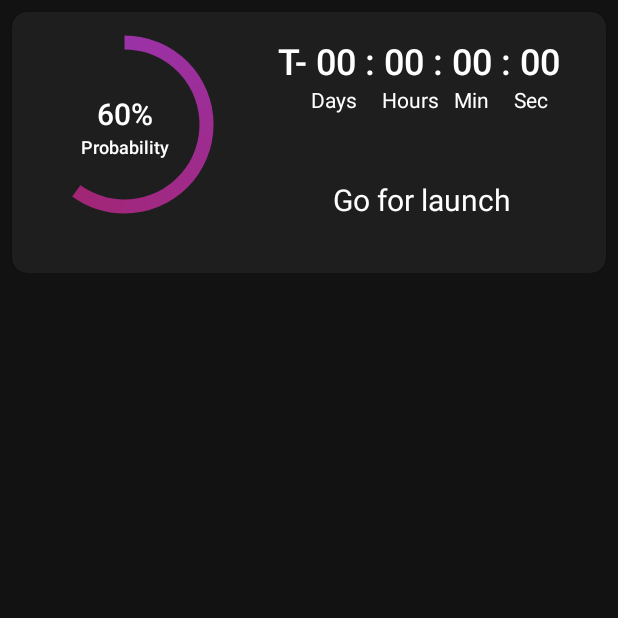
After one commit to JayExtra/SpaceFlightApp, an Android app: the LaunchDetailsFragment screen opened through its navigation route, on a phone screen of 412 x 824 dp, the top half of it. The commit adds this screen. Run offline under Robolectric (Android 15) with nearby library versions, the phone set to English and light mode, and no system bars; our stand-ins replace Dagger/Hilt's generated code, paging; pictures from the network do not load; 1 statement that could not run was skipped.

Commit message:
toolbar config set. Details frag for launch design started.

```diff
--- a/app/src/main/java/com/dev/james/launchlibraryapi/features/ui/HomeFragment.kt
+++ b/app/src/main/java/com/dev/james/launchlibraryapi/features/ui/HomeFragment.kt
@@ -4,12 +4,15 @@ import android.os.Bundle
 import android.view.LayoutInflater
 import android.view.View
 import android.view.ViewGroup
+import android.widget.Toast
 import androidx.appcompat.app.AppCompatActivity
 import androidx.appcompat.widget.Toolbar
 import androidx.fragment.app.Fragment
+import androidx.fragment.app.viewModels
 import com.dev.james.launchlibraryapi.R
 import com.dev.james.launchlibraryapi.databinding.FragmentHomeBinding
 import com.dev.james.launchlibraryapi.features.adapters.ViewPagerAdapter
+import com.dev.james.launchlibraryapi.features.viewmodels.LaunchListViewModel
 import com.google.android.material.tabs.TabLayoutMediator
 import dagger.hilt.android.AndroidEntryPoint
 
@@ -17,16 +20,14 @@ import dagger.hilt.android.AndroidEntryPoint
 @AndroidEntryPoint
 class HomeFragment : Fragment(R.layout.fragment_home) {
 
-    private var _binding : FragmentHomeBinding? = null
-    private val binding get() = _binding!!
-    override fun onCreateView(
-        inflater: LayoutInflater,
-        container: ViewGroup?,
-        savedInstanceState: Bundle?
-    ): View {
-        _binding = FragmentHomeBinding.inflate(inflater , container , false)
+    private lateinit var binding : FragmentHomeBinding
+    private val viewModel : LaunchListViewModel by viewModels()
+    override fun onViewCreated(view: View, savedInstanceState: Bundle?) {
+        super.onViewCreated(view, savedInstanceState)
+        binding = FragmentHomeBinding.bind(view)
 
         setUpToolbar()
+
 
         val fragmentList = arrayListOf<Fragment>(
             UpcomingFragment(),
@@ -50,8 +51,10 @@ class HomeFragment : Fragment(R.layout.fragment_home) {
                 }
             }.attach()
         }
-        return binding.root
     }
+
+
+
 
     private fun setUpToolbar() {
         val toolbar = binding.homeToolbar as Toolbar
@@ -61,9 +64,4 @@ class HomeFragment : Fragment(R.layout.fragment_home) {
 
     }
 
-    override fun onDestroy() {
-        super.onDestroy()
-        _binding = null
-    }
-
 }
--- /dev/null
+++ b/app/src/main/java/com/dev/james/launchlibraryapi/features/ui/LaunchDetailsFragment.kt
@@ -0,0 +1,42 @@
+package com.dev.james.launchlibraryapi.features.ui
+
+import android.os.Bundle
+import android.view.View
+import androidx.appcompat.app.AppCompatActivity
+import androidx.appcompat.widget.Toolbar
+import androidx.fragment.app.Fragment
+import androidx.navigation.findNavController
+import com.dev.james.launchlibraryapi.R
+import com.dev.james.launchlibraryapi.databinding.LaunchDetailsBinding
+import dagger.hilt.android.AndroidEntryPoint
+
+@AndroidEntryPoint
+class LaunchDetailsFragment : Fragment(R.layout.launch_details) {
+
+    private lateinit var binding : LaunchDetailsBinding
+    override fun onViewCreated(view: View, savedInstanceState: Bundle?) {
+        super.onViewCreated(view, savedInstanceState)
+        binding = LaunchDetailsBinding.bind(view)
+
+        //setUpToolbar()
+
+    }
+
+    /**
+
+    private fun setUpToolbar() {
+        val toolbar = binding.launchDetailsToolbar as Toolbar
+        toolbar.elevation = 0.0F
+        (activity as AppCompatActivity).setSupportActionBar(toolbar)
+        (activity as AppCompatActivity).supportActionBar!!.title = "Launch slug"
+        (activity as AppCompatActivity).supportActionBar!!.setDisplayHomeAsUpEnabled(true)
+        (activity as AppCompatActivity).supportActionBar!!.setHomeButtonEnabled(true)
+
+        toolbar.setNavigationOnClickListener {
+            binding.root.findNavController().popBackStack()
+        }
+
+    }
+
+    **/
+}
--- a/app/src/main/java/com/dev/james/launchlibraryapi/features/ui/PreviousFragment.kt
+++ b/app/src/main/java/com/dev/james/launchlibraryapi/features/ui/PreviousFragment.kt
@@ -2,13 +2,14 @@ package com.dev.james.launchlibraryapi.features.ui
 
 import android.os.Bundle
 import android.util.Log
-import android.view.LayoutInflater
 import android.view.View
-import android.view.ViewGroup
+import androidx.core.view.isInvisible
 import androidx.core.view.isVisible
 import androidx.fragment.app.Fragment
-import androidx.fragment.app.activityViewModels
+import androidx.fragment.app.viewModels
 import androidx.lifecycle.lifecycleScope
+import androidx.navigation.findNavController
+import androidx.navigation.fragment.findNavController
 import androidx.paging.LoadState
 import androidx.recyclerview.widget.LinearLayoutManager
 import com.dev.james.launchlibraryapi.R
@@ -16,34 +17,44 @@ import com.dev.james.launchlibraryapi.databinding.FragmentPreviousLaunchesBindin
 import com.dev.james.launchlibraryapi.features.adapters.FooterLoadStateAdapter
 import com.dev.james.launchlibraryapi.features.adapters.LaunchListAdapter
 import com.dev.james.launchlibraryapi.features.viewmodels.LaunchListViewModel
+import com.google.android.material.snackbar.Snackbar
 import dagger.hilt.android.AndroidEntryPoint
+import kotlinx.coroutines.Job
 import kotlinx.coroutines.flow.collectLatest
 import kotlinx.coroutines.launch
 
 
 @AndroidEntryPoint
 class PreviousFragment : Fragment(R.layout.fragment_previous_launches) {
-    private val viewModel : LaunchListViewModel by activityViewModels()
-    private var _binding : FragmentPreviousLaunchesBinding? = null
-    private val binding get() = _binding
-    private val launchListAdapter = LaunchListAdapter()
-    private val TAG ="previousFragment"
-    override fun onCreateView(
-        inflater: LayoutInflater,
-        container: ViewGroup?,
-        savedInstanceState: Bundle?
-    ): View? {
-        _binding = FragmentPreviousLaunchesBinding.inflate(layoutInflater , container , false)
-        getLaunchList()
-        setUpAdapter()
-        setUpRecyclerView()
-
-        return binding?.root
-
+    private val viewModel : LaunchListViewModel by viewModels()
+    private lateinit var binding : FragmentPreviousLaunchesBinding
+    private val launchListAdapter = LaunchListAdapter { status , b  ->
+        showSnackBar(status)
+        navigate(b)
     }
 
-    private fun setUpRecyclerView() {
-        binding?.apply {
+    private fun navigate(b: Boolean) {
+        if(b){
+            binding.root.findNavController().navigate(
+                R.id.action_homeFragment_to_launchDetailsFragment2
+            )
+        }
+    }
+
+    private val TAG ="PreviousFragment"
+    private var hasLoadedData : Boolean = false
+    private var submitEmptyList : Boolean = true
+    private var job : Job? = null
+    override fun onViewCreated(view: View, savedInstanceState: Bundle?) {
+        super.onViewCreated(view, savedInstanceState)
+        binding = FragmentPreviousLaunchesBinding.bind(view)
+        setUpAdapter()
+    }
+
+
+    private fun setUpAdapter() {
+
+        binding.apply {
             previousRv.apply {
                 adapter = launchListAdapter.withLoadStateFooter(
                     footer = FooterLoadStateAdapter{retry()}
@@ -52,18 +63,22 @@ class PreviousFragment : Fragment(R.layout.fragment_previous_launches) {
                 setHasFixedSize(true)
             }
         }
-    }
 
-    private fun setUpAdapter() {
+        if(!hasLoadedData) getLaunchList() ; hasLoadedData = true
+
 
         launchListAdapter.addLoadStateListener { loadState ->
             if (loadState.refresh is LoadState.Loading && launchListAdapter.snapshot().isEmpty()
             ) {
-                binding?.progressPrevious?.isVisible = true
+                binding.progressPrevious.isVisible = true
+                binding.netImageError.isInvisible = true
+                binding.errorTxt.isInvisible = true
 
             } else {
 
-                binding?.progressPrevious?.isVisible = false
+                binding.progressPrevious.isVisible = false
+                binding.netImageError.isInvisible = true
+                binding.errorTxt.isInvisible = true
 
                 //if there is error a textview will show the error encountered.
 
@@ -77,12 +92,16 @@ class PreviousFragment : Fragment(R.layout.fragment_previous_launches) {
                 if (launchListAdapter.snapshot().isEmpty()) {
                     error?.let {
                         Log.d(TAG, "setUpAdapter: ${it.toString()}")
-                        binding?.errorTxt?.visibility = View.VISIBLE
-                        binding?.errorTxt?.text = it.toString()
-                        binding?.netImageError?.visibility = View.VISIBLE
-                        binding?.prevRetryButton?.visibility = View.VISIBLE
-                        binding?.prevRetryButton?.setOnClickListener {
+                        binding.errorTxt.visibility = View.VISIBLE
+                        binding.errorTxt.text = it.toString()
+                        binding.netImageError.visibility = View.VISIBLE
+                        binding.prevRetryButton.visibility = View.VISIBLE
+                        binding.prevRetryButton.setOnClickListener {
                             launchListAdapter.retry()
+                            binding.netImageError.isInvisible = true
+                            binding.errorTxt.isInvisible = true
+                            binding.prevRetryButton.isInvisible = true
+
                         }
                     }
 
@@ -94,20 +113,19 @@ class PreviousFragment : Fragment(R.layout.fragment_previous_launches) {
     }
 
     private fun getLaunchList() {
-        lifecycleScope.launch {
-            viewModel.getLaunches(0).collectLatest {
-                launchListAdapter.submitData(it)
+            viewLifecycleOwner.lifecycleScope.launch {
+                viewModel.launchListPrevious.collectLatest {
+                    launchListAdapter.submitData(it)
+                    hasLoadedData = true
+                }
             }
-        }
     }
 
     private fun retry() {
         launchListAdapter.retry()
     }
 
-    override fun onDestroy() {
-        super.onDestroy()
-        _binding = null
+    private fun showSnackBar(message : String?){
+        message?.let { Snackbar.make(binding.root , it, Snackbar.LENGTH_SHORT).show() }
     }
-
 }
--- a/app/src/main/java/com/dev/james/launchlibraryapi/features/ui/UpcomingFragment.kt
+++ b/app/src/main/java/com/dev/james/launchlibraryapi/features/ui/UpcomingFragment.kt
@@ -1,13 +1,14 @@
 package com.dev.james.launchlibraryapi.features.ui
 
 import android.os.Bundle
-import android.view.LayoutInflater
 import android.view.View
-import android.view.ViewGroup
+import androidx.core.view.isInvisible
 import androidx.core.view.isVisible
 import androidx.fragment.app.Fragment
-import androidx.fragment.app.activityViewModels
+import androidx.fragment.app.viewModels
 import androidx.lifecycle.lifecycleScope
+import androidx.navigation.findNavController
+import androidx.navigation.fragment.findNavController
 import androidx.paging.LoadState
 import androidx.recyclerview.widget.LinearLayoutManager
 import com.dev.james.launchlibraryapi.R
@@ -15,33 +16,50 @@ import com.dev.james.launchlibraryapi.databinding.FragmentUpcomingLaunchesBindin
 import com.dev.james.launchlibraryapi.features.adapters.FooterLoadStateAdapter
 import com.dev.james.launchlibraryapi.features.adapters.LaunchListAdapter
 import com.dev.james.launchlibraryapi.features.viewmodels.LaunchListViewModel
+import com.google.android.material.snackbar.Snackbar
 import dagger.hilt.android.AndroidEntryPoint
+import kotlinx.coroutines.Job
 import kotlinx.coroutines.flow.collectLatest
 import kotlinx.coroutines.launch
 
 
 @AndroidEntryPoint
 class UpcomingFragment : Fragment(R.layout.fragment_upcoming_launches) {
-    private val viewModel : LaunchListViewModel by activityViewModels()
-    private var _binding : FragmentUpcomingLaunchesBinding? = null
-    private val binding get() = _binding
-    private val launchListAdapter = LaunchListAdapter()
+    private val viewModel : LaunchListViewModel by viewModels()
+    private lateinit var binding : FragmentUpcomingLaunchesBinding
+    private val launchListAdapter = LaunchListAdapter{ message , b ->
+        showSnackbar(message)
+        navigate(b)
 
-    override fun onCreateView(
-        inflater: LayoutInflater,
-        container: ViewGroup?,
-        savedInstanceState: Bundle?
-    ): View? {
-        _binding = FragmentUpcomingLaunchesBinding.inflate(layoutInflater , container , false)
-        getLaunchList()
+    }
+
+    private fun navigate(b: Boolean) {
+        if (b){
+            binding.root.findNavController().navigate(R.id.action_homeFragment_to_launchDetailsFragment2)
+        }
+    }
+
+    private fun showSnackbar(s: String?) {
+        s?.let { Snackbar.make(binding.root , it, Snackbar.LENGTH_SHORT).show() }
+    }
+
+    private var hasLoadedData = false
+    private var job : Job? = null
+
+    override fun onViewCreated(view: View, savedInstanceState: Bundle?) {
+        super.onViewCreated(view, savedInstanceState)
+        binding = FragmentUpcomingLaunchesBinding.bind(view)
+
         setUpAdapter()
         setUpRecyclerView()
-        return binding?.root
     }
 
-
+    override fun onResume() {
+        super.onResume()
+        getLaunchList()
+    }
     private fun setUpRecyclerView() {
-        binding?.apply {
+        binding.apply {
             upcomingRv.apply {
                 adapter = launchListAdapter.withLoadStateFooter(
                     footer = FooterLoadStateAdapter{retry()}
@@ -57,11 +75,15 @@ class UpcomingFragment : Fragment(R.layout.fragment_upcoming_launches) {
         launchListAdapter.addLoadStateListener { loadState ->
             if (loadState.refresh is LoadState.Loading && launchListAdapter.snapshot().isEmpty()
             ) {
-                binding?.progressBarUp?.isVisible = true
+                binding.progressBarUp.isVisible = true
+                binding.imageView.isInvisible = true
+                binding.errorUpcTxt.isInvisible = true
 
             } else {
 
-                binding?.progressBarUp?.isVisible = false
+                binding.progressBarUp.isVisible = false
+                binding.imageView.isInvisible = true
+                binding.errorUpcTxt.isInvisible = true
 
                 //if there is error a textview will show the error encountered.
 
@@ -74,11 +96,14 @@ class UpcomingFragment : Fragment(R.layout.fragment_upcoming_launches) {
                 }
                 if (launchListAdapter.snapshot().isEmpty()) {
                     error?.let {
-                        binding?.errorUpcTxt?.visibility = View.VISIBLE
-                        binding?.imageView?.visibility = View.VISIBLE
-                        binding?.buttonUpRetry?.visibility = View.VISIBLE
-                        binding?.buttonUpRetry?.setOnClickListener {
+                        binding.errorUpcTxt.visibility = View.VISIBLE
+                        binding.imageView.visibility = View.VISIBLE
+                        binding.buttonUpRetry.visibility = View.VISIBLE
+                        binding.buttonUpRetry.setOnClickListener {
                             launchListAdapter.retry()
+                            binding.imageView.isInvisible = true
+                            binding.errorUpcTxt.isInvisible = true
+                            binding.buttonUpRetry.isInvisible = true
                         }
                     }
 
@@ -89,10 +114,12 @@ class UpcomingFragment : Fragment(R.layout.fragment_upcoming_launches) {
 
     }
 
+
     private fun getLaunchList() {
         lifecycleScope.launch {
-            viewModel.getLaunches(1).collectLatest {
+            viewModel.launchListUpcoming.collectLatest {
                 launchListAdapter.submitData(it)
+                hasLoadedData = true
             }
         }
     }
@@ -101,10 +128,4 @@ class UpcomingFragment : Fragment(R.layout.fragment_upcoming_launches) {
         launchListAdapter.retry()
     }
 
-
-    override fun onDestroy() {
-        super.onDestroy()
-        _binding = null
-    }
-
 }
--- /dev/null
+++ b/app/src/main/res/drawable/circle_progress.xml
@@ -0,0 +1,26 @@
+<?xml version="1.0" encoding="utf-8"?>
+<layer-list xmlns:android="http://schemas.android.com/apk/res/android">
+    <item>
+        <shape
+            android:shape="ring"
+            android:thicknessRatio="16"
+            android:useLevel="false">
+            <solid android:color="@color/nimbus_black" />
+        </shape>
+    </item>
+    <item>
+        <rotate
+            android:fromDegrees="270"
+            android:toDegrees="270">
+            <shape
+                android:shape="ring"
+                android:thicknessRatio="16"
+                android:useLevel="true">
+                <gradient
+                    android:endColor="@color/ending_progress_color"
+                    android:startColor="@color/starting_progress_color"
+                    android:type="sweep" />
+            </shape>
+        </rotate>
+    </item>
+</layer-list>
--- /dev/null
+++ b/app/src/main/res/drawable/ic_baseline_help.xml
@@ -0,0 +1,5 @@
+<vector android:autoMirrored="true" android:height="24dp"
+    android:tint="#FFFFFF" android:viewportHeight="24"
+    android:viewportWidth="24" android:width="24dp" xmlns:android="http://schemas.android.com/apk/res/android">
+    <path android:fillColor="@android:color/white" android:pathData="M12,2C6.48,2 2,6.48 2,12s4.48,10 10,10 10,-4.48 10,-10S17.52,2 12,2zM13,19h-2v-2h2v2zM15.07,11.25l-0.9,0.92C13.45,12.9 13,13.5 13,15h-2v-0.5c0,-1.1 0.45,-2.1 1.17,-2.83l1.24,-1.26c0.37,-0.36 0.59,-0.86 0.59,-1.41 0,-1.1 -0.9,-2 -2,-2s-2,0.9 -2,2L8,9c0,-2.21 1.79,-4 4,-4s4,1.79 4,4c0,0.88 -0.36,1.68 -0.93,2.25z"/>
+</vector>
--- /dev/null
+++ b/app/src/main/res/layout/launch_details.xml
@@ -0,0 +1,120 @@
+<?xml version="1.0" encoding="utf-8"?>
+<androidx.coordinatorlayout.widget.CoordinatorLayout xmlns:android="http://schemas.android.com/apk/res/android"
+    xmlns:app="http://schemas.android.com/apk/res-auto"
+    xmlns:tools="http://schemas.android.com/tools"
+    android:layout_width="match_parent"
+    android:layout_height="match_parent"
+    tools:context=".features.ui.LaunchDetailsFragment">
+
+    <androidx.core.widget.NestedScrollView
+        android:layout_width="match_parent"
+        android:layout_height="match_parent"
+        tools:ignore="SpeakableTextPresentCheck">
+
+        <androidx.constraintlayout.widget.ConstraintLayout
+            android:layout_width="match_parent"
+            android:layout_height="wrap_content">
+
+            <androidx.cardview.widget.CardView
+                android:layout_width="match_parent"
+                android:layout_height="wrap_content"
+                android:layout_marginStart="8dp"
+                android:layout_marginTop="8dp"
+                android:layout_marginEnd="8dp"
+                app:cardBackgroundColor="@color/nimbus_black"
+                app:cardCornerRadius="10dp"
+                app:layout_constraintEnd_toEndOf="parent"
+                app:layout_constraintStart_toStartOf="parent"
+                app:layout_constraintTop_toTopOf="parent">
+
+                <androidx.constraintlayout.widget.ConstraintLayout
+                    android:layout_width="match_parent"
+                    android:layout_height="wrap_content">
+
+                    <ProgressBar
+                        android:id="@+id/probabilityBar"
+                        style="?android:attr/progressBarStyle"
+                        android:layout_width="150dp"
+                        android:layout_height="150dp"
+                        android:layout_marginBottom="24dp"
+                        android:indeterminateOnly="false"
+                        android:progress="60"
+                        android:progressDrawable="@drawable/circle_progress"
+                        app:layout_constraintBottom_toBottomOf="parent"
+                        app:layout_constraintStart_toStartOf="parent"
+                        app:layout_constraintTop_toTopOf="parent" />
+
+                    <TextView
+                        android:id="@+id/percentageText"
+                        android:layout_width="wrap_content"
+                        android:layout_height="wrap_content"
+                        android:fontFamily="sans-serif-medium"
+                        android:text="60%"
+                        android:textColor="@color/white"
+                        android:textSize="20sp"
+                        app:layout_constraintBottom_toBottomOf="@+id/probabilityBar"
+                        app:layout_constraintEnd_toEndOf="@+id/probabilityBar"
+                        app:layout_constraintStart_toStartOf="@+id/probabilityBar"
+                        app:layout_constraintTop_toTopOf="@+id/probabilityBar"
+                        app:layout_constraintVertical_bias="0.44" />
+
+                    <TextView
+                        android:id="@+id/textView2"
+                        android:layout_width="wrap_content"
+                        android:layout_height="wrap_content"
+                        android:fontFamily="sans-serif-medium"
+                        android:text="Probability"
+                        android:textColor="@color/white"
+                        android:textSize="12sp"
+                        app:layout_constraintEnd_toEndOf="@+id/percentageText"
+                        app:layout_constraintStart_toStartOf="@+id/percentageText"
+                        app:layout_constraintTop_toBottomOf="@+id/percentageText" />
+
+                    <TextView
+                        android:id="@+id/countDownTv"
+                        android:layout_width="197dp"
+                        android:layout_height="wrap_content"
+                        android:layout_marginTop="16dp"
+                        android:fontFamily="sans-serif-medium"
+                        android:text="@string/t_timer"
+                        android:textAlignment="center"
+                        android:textColor="@color/white"
+                        android:textSize="24sp"
+                        app:layout_constraintEnd_toEndOf="parent"
+                        app:layout_constraintHorizontal_bias="0.468"
+                        app:layout_constraintStart_toEndOf="@+id/probabilityBar"
+                        app:layout_constraintTop_toTopOf="parent" />
+
+                    <TextView
+                        android:id="@+id/daysHrsTxt"
+                        android:layout_width="wrap_content"
+                        android:layout_height="wrap_content"
+                        android:text="        Days     Hours   Min     Sec "
+                        android:textColor="@color/white"
+                        app:layout_constraintStart_toStartOf="@+id/countDownTv"
+                        app:layout_constraintTop_toBottomOf="@+id/countDownTv" />
+
+                    <TextView
+                        android:id="@+id/launchStatusTv"
+                        android:layout_width="wrap_content"
+                        android:layout_height="wrap_content"
+                        android:layout_marginStart="32dp"
+                        android:layout_marginTop="32dp"
+                        android:layout_marginEnd="32dp"
+                        android:layout_marginBottom="24dp"
+                        android:text="Go for launch"
+                        android:textColor="@color/white"
+                        android:textSize="20sp"
+                        app:layout_constraintBottom_toBottomOf="parent"
+                        app:layout_constraintEnd_toEndOf="parent"
+                        app:layout_constraintStart_toEndOf="@+id/probabilityBar"
+                        app:layout_constraintTop_toBottomOf="@+id/daysHrsTxt" />
+
+                </androidx.constraintlayout.widget.ConstraintLayout>
+            </androidx.cardview.widget.CardView>
+        </androidx.constraintlayout.widget.ConstraintLayout>
+    </androidx.core.widget.NestedScrollView>
+
+
+
+</androidx.coordinatorlayout.widget.CoordinatorLayout>
--- a/app/src/main/res/navigation/nav_graph.xml
+++ b/app/src/main/res/navigation/nav_graph.xml
@@ -9,5 +9,24 @@
         android:id="@+id/homeFragment"
         android:name="com.dev.james.launchlibraryapi.features.ui.HomeFragment"
         android:label="fragment_home"
-        tools:layout="@layout/fragment_home" />
+        tools:layout="@layout/fragment_home" >
+        <action
+            android:id="@+id/action_homeFragment_to_launchDetailsFragment2"
+            app:destination="@id/launchDetailsFragment" />
+    </fragment>
+    <fragment
+        android:id="@+id/launchDetailsFragment"
+        android:name="com.dev.james.launchlibraryapi.features.ui.LaunchDetailsFragment"
+        android:label="launch_details"
+        tools:layout="@layout/launch_details" />
+    <fragment
+        android:id="@+id/previousFragment"
+        android:name="com.dev.james.launchlibraryapi.features.ui.PreviousFragment"
+        android:label="fragment_previous_launches"
+        tools:layout="@layout/fragment_previous_launches" />
+    <fragment
+        android:id="@+id/upcomingFragment"
+        android:name="com.dev.james.launchlibraryapi.features.ui.UpcomingFragment"
+        android:label="fragment_upcoming_launches"
+        tools:layout="@layout/fragment_upcoming_launches" />
 </navigation>
--- a/app/src/main/res/values/colors.xml
+++ b/app/src/main/res/values/colors.xml
@@ -13,5 +13,8 @@
     <color name="blue">#12b4ff</color>
     <color name="pending_orange">#ff8903</color>
     <color name="failure_red">#ff0b03</color>
+    <color name="starting_progress_color">#9a32a8</color>
+    <color name="ending_progress_color">#a81d52</color>
+
 
 </resources>
```
Also changed, not shown: app/src/main/java/com/dev/james/launchlibraryapi/features/adapters/LaunchListAdapter.kt (+36 -3 lines), app/src/main/java/com/dev/james/launchlibraryapi/features/viewmodels/LaunchListViewModel.kt (+13 -7 lines), app/src/main/res/layout/launch_card.xml (+7 -3 lines), app/src/main/res/values/themes.xml (+12 -0 lines).
